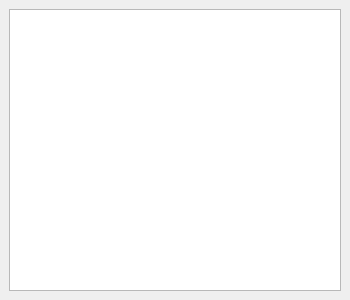
Above: src/tokriwindow.ui from jarusll/tokri before the change. Below: the same form after it.
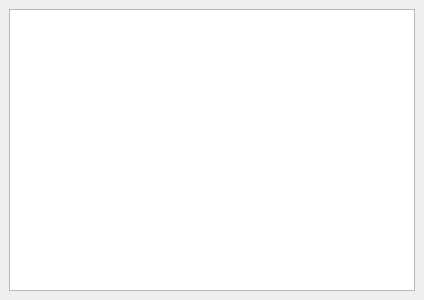
That is the form after the change. Custom widgets are drawn as their Qt base class.

```diff
--- a/src/tokriwindow.ui
+++ b/src/tokriwindow.ui
@@ -6,7 +6,7 @@
    <rect>
     <x>0</x>
     <y>0</y>
-    <width>350</width>
+    <width>424</width>
     <height>300</height>
    </rect>
   </property>
```
